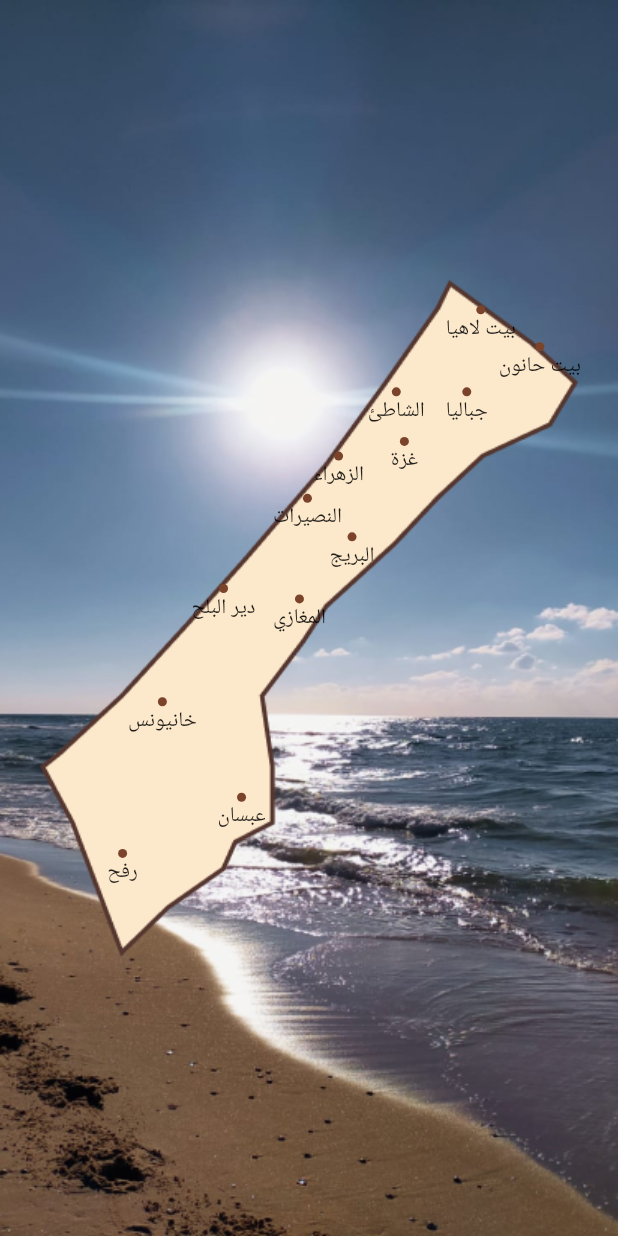
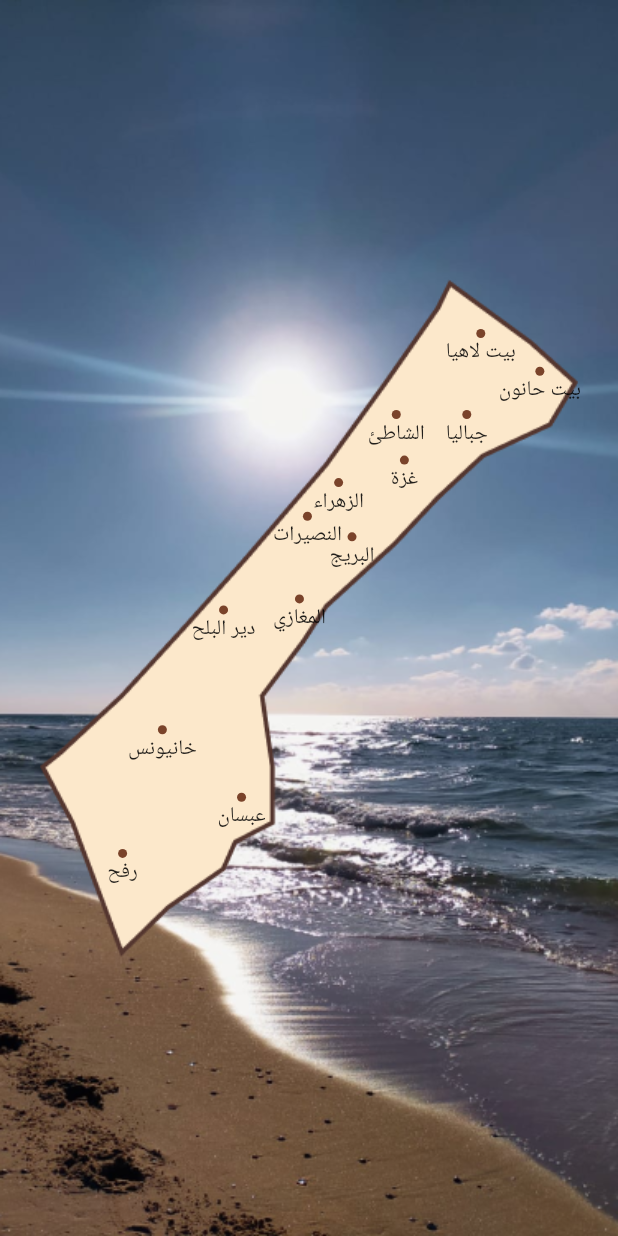
Before and after one commit to AboRaed6/gaza_app, a Flutter app: the screen it shows after launch, on a phone screen of 412 x 824 dp. Run offline on Flutter 3.47's test engine with Material 2 defaults, Android fonts, the phone set to English and light mode, and no system bars; our stand-ins replace cached_network_image, cloud_firestore, device_preview, firebase_core, firebase_storage, flutter_screenutil and 6 more; missing offline and left inert: google_language_fonts; accounts and stored records are empty; statements that could not run were skipped; project files that could hold a hidden picture were left out.

Commit message:
change home to ahmed

```diff
--- a/lib/app/modules/home/views/home_view.dart
+++ b/lib/app/modules/home/views/home_view.dart
@@ -35,7 +35,7 @@ class HomeView extends GetView<HomeController> {
                     width: 355.w,
                   ),
                   CityWidget(
-                    top: size.height / 16.6,
+                    top: size.height / 12.6,
                     // 150.h,
                     left: size.width / 1.4,
                     // 270.w,
@@ -50,7 +50,7 @@ class HomeView extends GetView<HomeController> {
                     },
                   ),
                   CityWidget(
-                    top: size.height / 11.1,
+                    top: size.height / 9.1,
                     left: size.width / 1.25,
                     textCity: 'بيت حانون'.tr,
                     onTap: () {
@@ -61,7 +61,7 @@ class HomeView extends GetView<HomeController> {
                     },
                   ),
                   CityWidget(
-                    top: size.height / 7.9,
+                    top: size.height / 6.9,
                     left: size.width / 1.4,
                     textCity: 'جباليا'.tr,
                     onTap: () {
@@ -72,7 +72,7 @@ class HomeView extends GetView<HomeController> {
                     },
                   ),
                   CityWidget(
-                    top: size.height / 7.9,
+                    top: size.height / 6.9,
                     left: size.width / 1.7,
                     textCity: 'الشاطئ'.tr,
                     onTap: () {
@@ -83,7 +83,7 @@ class HomeView extends GetView<HomeController> {
                     },
                   ),
                   CityWidget(
-                    top: size.height / 6.0,
+                    top: size.height / 5.5,
                     left: size.width / 1.6,
                     textCity: 'غزة'.tr,
                     onTap: () {
@@ -94,7 +94,7 @@ class HomeView extends GetView<HomeController> {
                     },
                   ),
                   CityWidget(
-                    top: size.height / 5.6,
+                    top: size.height / 5.0,
                     left: size.width / 2.0,
                     textCity: 'الزهراء'.tr,
                     onTap: () {
@@ -105,7 +105,7 @@ class HomeView extends GetView<HomeController> {
                     },
                   ),
                   CityWidget(
-                    top: size.height / 4.7,
+                    top: size.height / 4.4,
                     left: size.width / 2.3,
                     textCity: 'النصيرات'.tr,
                     onTap: () {
@@ -138,7 +138,7 @@ class HomeView extends GetView<HomeController> {
                     },
                   ),
                   CityWidget(
-                    top: size.height / 3.5,
+                    top: size.height / 3.3,
                     left: size.width / 3.3,
                     textCity: 'دير البلح'.tr,
                     onTap: () {
@@ -149,7 +149,7 @@ class HomeView extends GetView<HomeController> {
                     },
                   ),
                   CityWidget(
-                    top: size.height / 2.65,
+                    top: size.height / 2.5,
                     left: size.width / 5,
                     textCity: 'خانيونس'.tr,
                     onTap: () {
--- a/pubspec.yaml
+++ b/pubspec.yaml
@@ -32,7 +32,7 @@ dev_dependencies:
 flutter_icons:
   android: true
   ios: true
-  image_path: "assets/images/logoah.jpeg"
+  image_path: "assets/images/logo_app.jpeg"
 
 flutter:
   uses-material-design: true
```
Also changed, not shown: lib/app/config/translations/message_transaction.dart (+4 -4 lines), lib/app/modules/home/views/widgets/drawer_widget.dart (+3 -5 lines).
